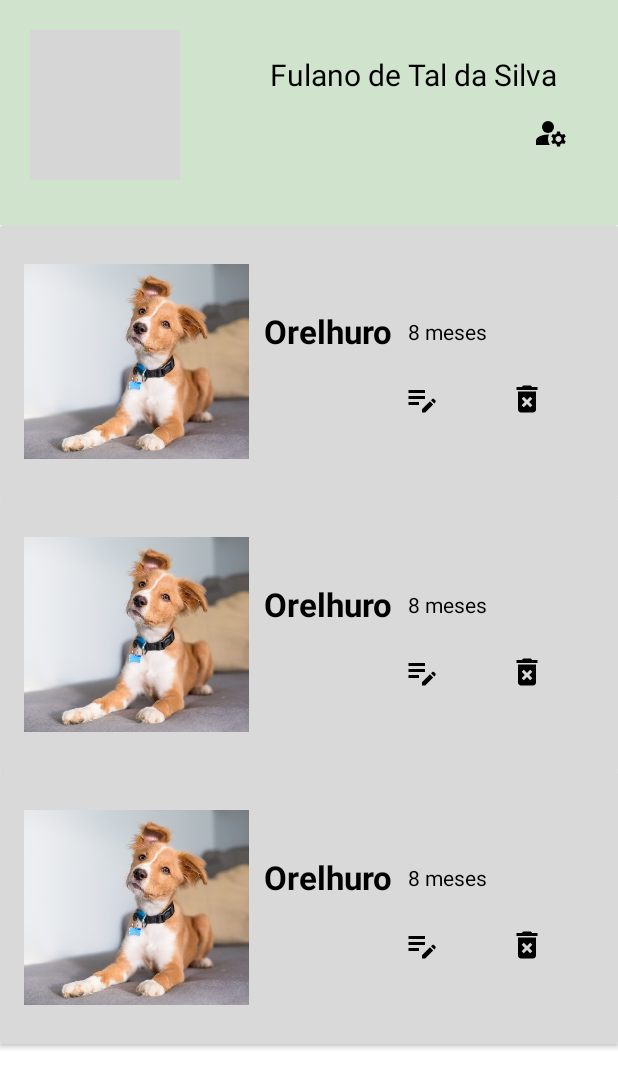
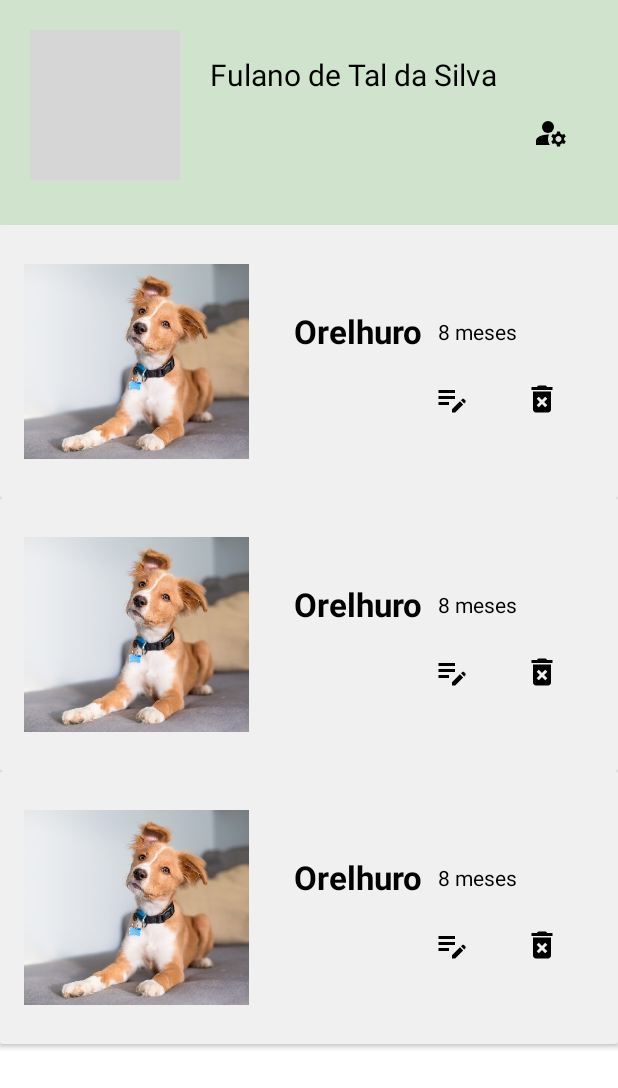
Before and after one commit to Kenjix/Projeto-PetFinder, an Android app: the layout fragment_meu_perfil.xml on its own in the app's theme, with its tools: preview values and no code run, on a phone screen of 412 x 824 dp. Shown: the top 1088 px of the screen. Run offline under Robolectric (Android 15) with nearby library versions, the phone set to English and light mode, and no system bars; grey boxes are pictures that could not be loaded.

Commit message:
corrigindo cor da tela

```diff
--- a/PetFinderApp/app/src/main/res/layout/activity_cadastro_usuario.xml
+++ b/PetFinderApp/app/src/main/res/layout/activity_cadastro_usuario.xml
@@ -185,7 +185,8 @@
                 android:layout_height="wrap_content"
                 android:backgroundTint="#4C5C43"
                 android:layout_marginTop="16dp"
-                android:text="Cadastrar" />
+                android:text="Cadastrar"
+                android:textColor="@color/white"/>
 
         </LinearLayout>
 
--- a/PetFinderApp/app/src/main/res/layout/activity_recupera_senha.xml
+++ b/PetFinderApp/app/src/main/res/layout/activity_recupera_senha.xml
@@ -84,7 +84,8 @@
                 android:layout_height="wrap_content"
                 android:backgroundTint="#4C5C43"
                 android:layout_marginTop="40dp"
-                android:text="Enviar" />
+                android:text="Enviar"
+                android:textColor="@color/white"/>
 
             <TextView
                 android:layout_width="100dp"
--- a/PetFinderApp/app/src/main/res/layout/fragment_meu_perfil.xml
+++ b/PetFinderApp/app/src/main/res/layout/fragment_meu_perfil.xml
@@ -31,8 +31,6 @@
                 android:id="@+id/textNomeUser"
                 android:layout_width="wrap_content"
                 android:layout_height="wrap_content"
-                android:layout_gravity="center"
-                android:gravity="center"
                 android:text="Fulano de Tal da Silva"
                 android:textColor="@color/black"
                 android:textSize="20sp" />
--- a/PetFinderApp/app/src/main/res/layout/meuperfil_item.xml
+++ b/PetFinderApp/app/src/main/res/layout/meuperfil_item.xml
@@ -6,7 +6,7 @@
     android:layout_width="match_parent"
     android:layout_height="wrap_content"
     android:background="@drawable/card_view_bg"
-    app:cardBackgroundColor="#D9D9D9">
+    app:cardBackgroundColor="#F0F0F0">
 
     <RelativeLayout
         android:layout_width="match_parent"
@@ -44,7 +44,7 @@
                                     android:layout_height="wrap_content"
                                     android:layout_marginTop="10dp"
                                     android:layout_marginRight="10dp"
-                                    android:layout_marginLeft="10dp"
+                                    android:layout_marginLeft="30dp"
                                     android:text="Orelhuro"
                                     android:textColor="@color/black"
                                     android:textSize="22sp"
@@ -71,16 +71,16 @@
                                     android:id="@+id/buttoEditar"
                                     android:layout_width="50dp"
                                     android:layout_height="50dp"
-                                    android:layout_marginRight="20dp"
-                                    android:background="#D9D9D9"
+                                    android:layout_marginRight="10dp"
+                                    android:background="#F0F0F0"
                                     app:srcCompat="@drawable/edit_note"
                                     android:contentDescription="Editar"/>
                                 <ImageButton
                                     android:id="@+id/buttonExcluir"
                                     android:layout_width="50dp"
                                     android:layout_height="50dp"
-                                    android:layout_marginRight="20dp"
-                                    android:background="#D9D9D9"
+                                    android:layout_marginRight="10dp"
+                                    android:background="#F0F0F0"
                                     app:srcCompat="@drawable/delete_forever"
                                     android:contentDescription="Excluir"/>
                             </LinearLayout>
```
